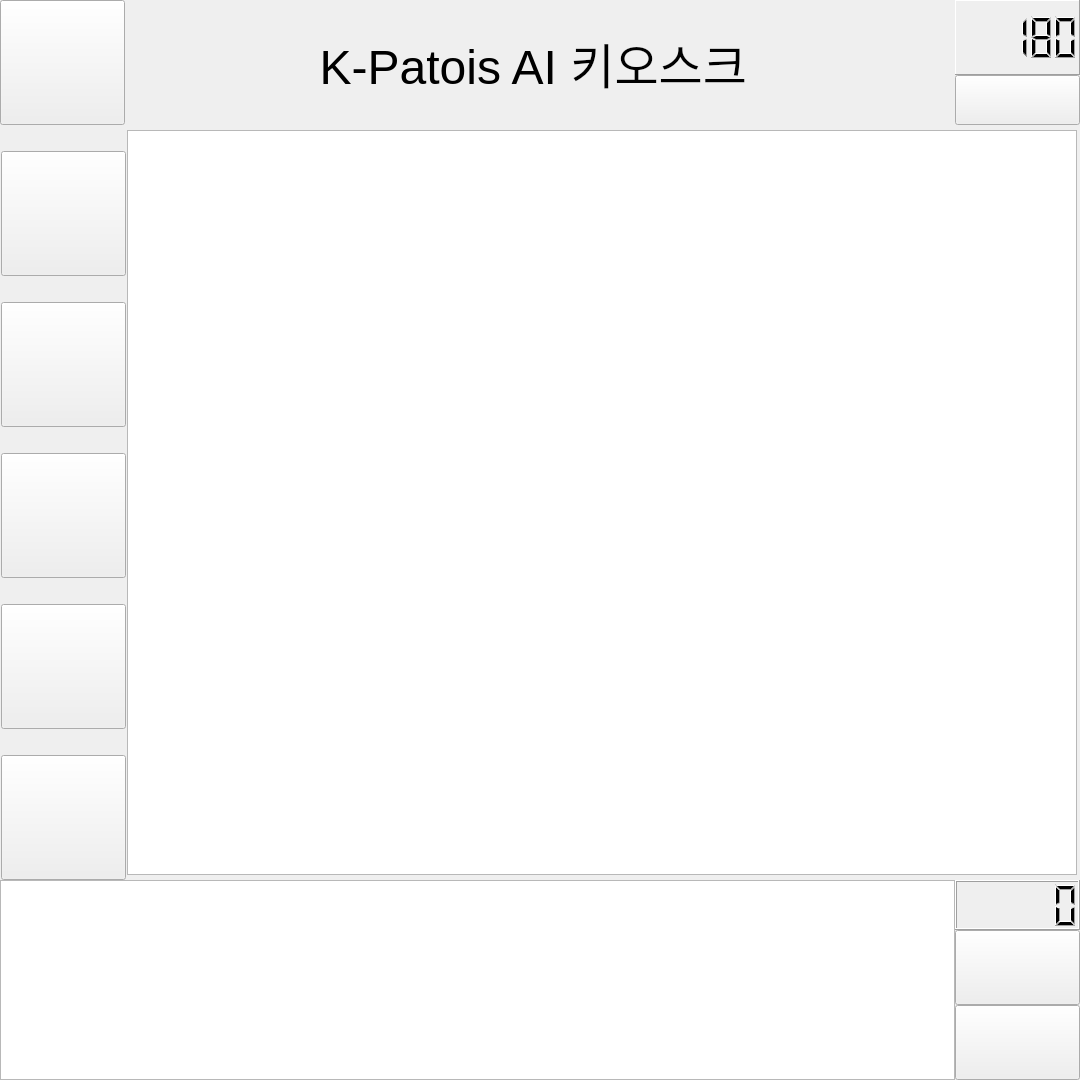
First picture: the form in front/UI/Init.ui, repository LeeHuSeong/Kiosk_AI, before the edit.
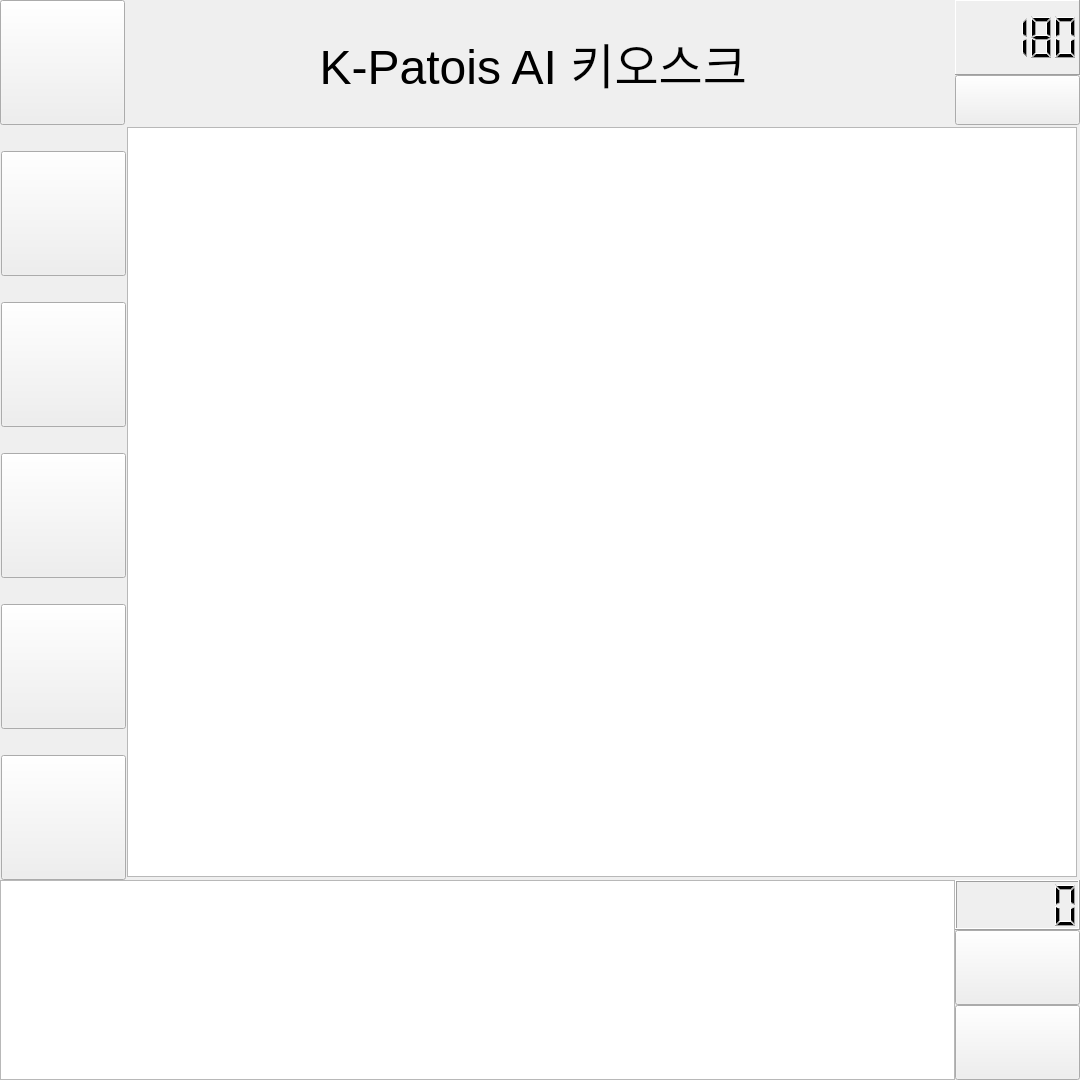
Second picture: the form after the edit. Icons and pictures are not drawn.

Commit message: UI수정

What changed in the file:
```diff
--- a/front/UI/Init.ui
+++ b/front/UI/Init.ui
@@ -833,13 +833,13 @@
               <property name="minimumSize">
                <size>
                 <width>950</width>
-                <height>745</height>
+                <height>750</height>
                </size>
               </property>
               <property name="maximumSize">
                <size>
                 <width>950</width>
-                <height>745</height>
+                <height>750</height>
                </size>
               </property>
               <property name="focusPolicy">
```
